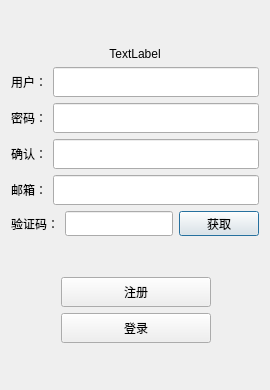
ZhangYan0001/Chat, file src/registerdialog.ui: the form before one commit.
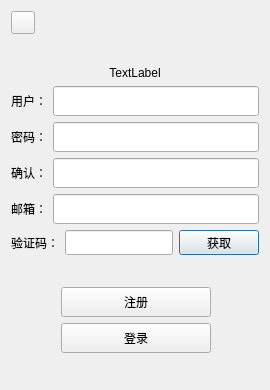
The form after the commit.

The edit to the form file:
```diff
--- a/src/registerdialog.ui
+++ b/src/registerdialog.ui
@@ -26,6 +26,13 @@
    <string>Dialog</string>
   </property>
   <layout class="QVBoxLayout" name="verticalLayout_2">
+   <item>
+    <widget class="QToolButton" name="back_btn">
+     <property name="text">
+      <string/>
+     </property>
+    </widget>
+   </item>
    <item>
     <spacer name="verticalSpacer">
      <property name="orientation">
```
Left out of the diff: 2 changed lines with no effect on the pictures.
